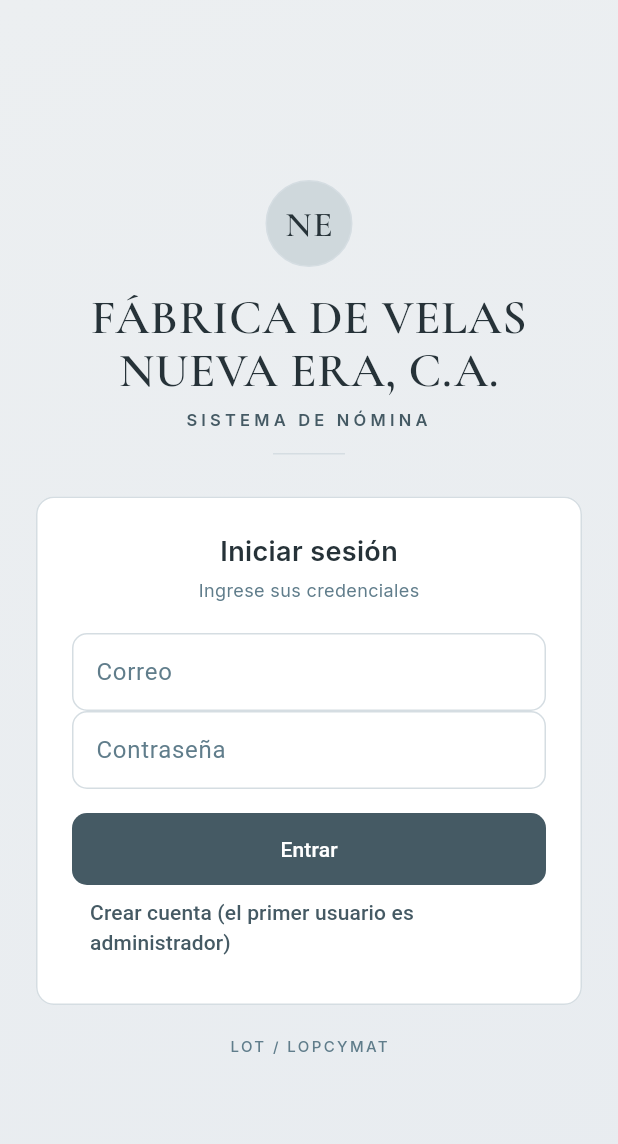
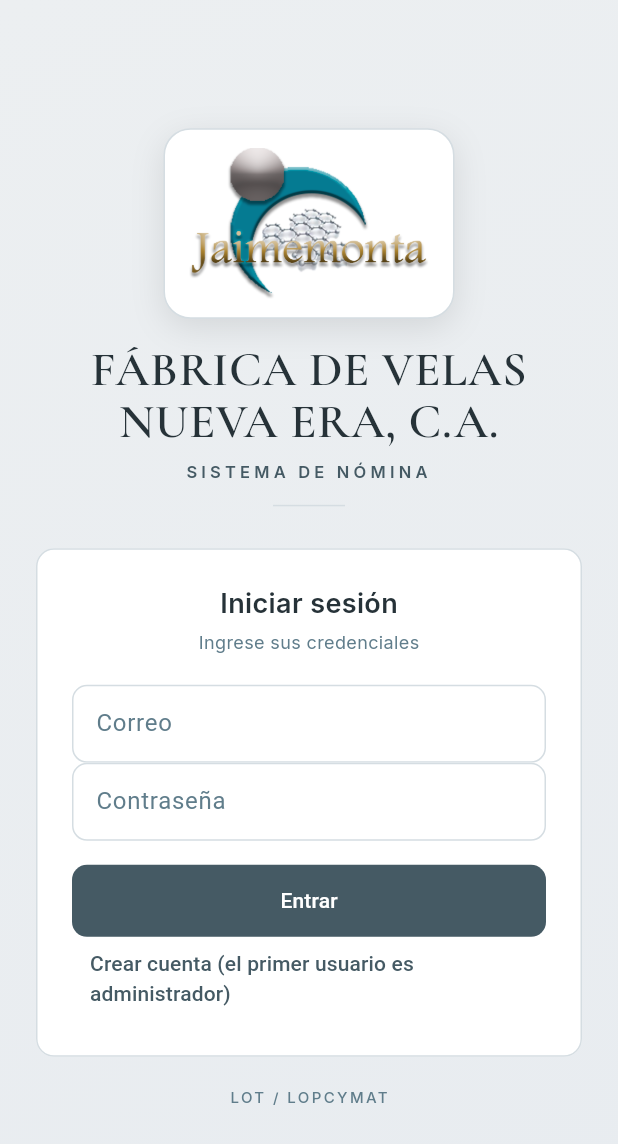
Before and after one commit to JaiMonta/NominaNE, a Flutter app: the screen it shows after launch, on a phone screen of 412 x 824 dp. Shown: the top 1144 px of the screen. Run offline on Flutter 3.47's test engine with Material 3 defaults, Android fonts, the phone set to English and light mode, and no system bars; our stand-ins replace google_fonts, pdf, printing, supabase_flutter; accounts and stored records are empty.

Commit message:
Branding: logo en login, favicon e iconos PWA
- Logo2.png movido a assets/branding y recorte Logo2_trim.png para el login

- Login con placa de logo, nombre de empresa y SISTEMA DE NOMINA

- Favicon 48x48 y iconos PWA/maskable generados desde el logo

- Manifest con colores del tema y link de favicon actualizado

```diff
--- a/lib/pages/login_page.dart
+++ b/lib/pages/login_page.dart
@@ -60,22 +60,23 @@ class _LoginPageState extends State<LoginPage> {
     return Column(
       children: [
         Container(
-          width: 58,
-          height: 58,
-          alignment: Alignment.center,
+          padding: const EdgeInsets.symmetric(horizontal: 16, vertical: 12),
           decoration: BoxDecoration(
-            color: scheme.primaryContainer,
-            shape: BoxShape.circle,
+            color: Colors.white,
+            borderRadius: BorderRadius.circular(18),
             border: Border.all(color: scheme.outlineVariant),
+            boxShadow: [
+              BoxShadow(
+                color: Colors.black.withValues(alpha: 0.10),
+                blurRadius: 18,
+                offset: const Offset(0, 6),
+              ),
+            ],
           ),
-          child: Text(
-            'NE',
-            style: GoogleFonts.cormorantGaramond(
-              fontSize: 24,
-              fontWeight: FontWeight.w600,
-              letterSpacing: 1,
-              color: scheme.onPrimaryContainer,
-            ),
+          child: Image.asset(
+            'assets/branding/Logo2_trim.png',
+            width: 160,
+            fit: BoxFit.contain,
           ),
         ),
         const SizedBox(height: 16),
--- a/pubspec.yaml
+++ b/pubspec.yaml
@@ -23,3 +23,5 @@ dev_dependencies:
 
 flutter:
   uses-material-design: true
+  assets:
+    - assets/branding/Logo2_trim.png
```
Also changed, not shown: assets/branding/Logo2.png (added), assets/branding/Logo2_trim.png (added), 8 other files.
